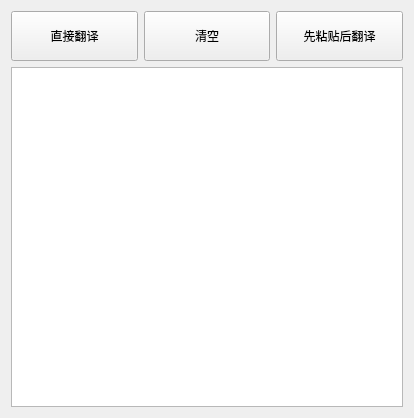
Before: the Qt Designer form UI_pdf_translate.ui in rocvfx/pdf_translate, drawn with Qt 5.
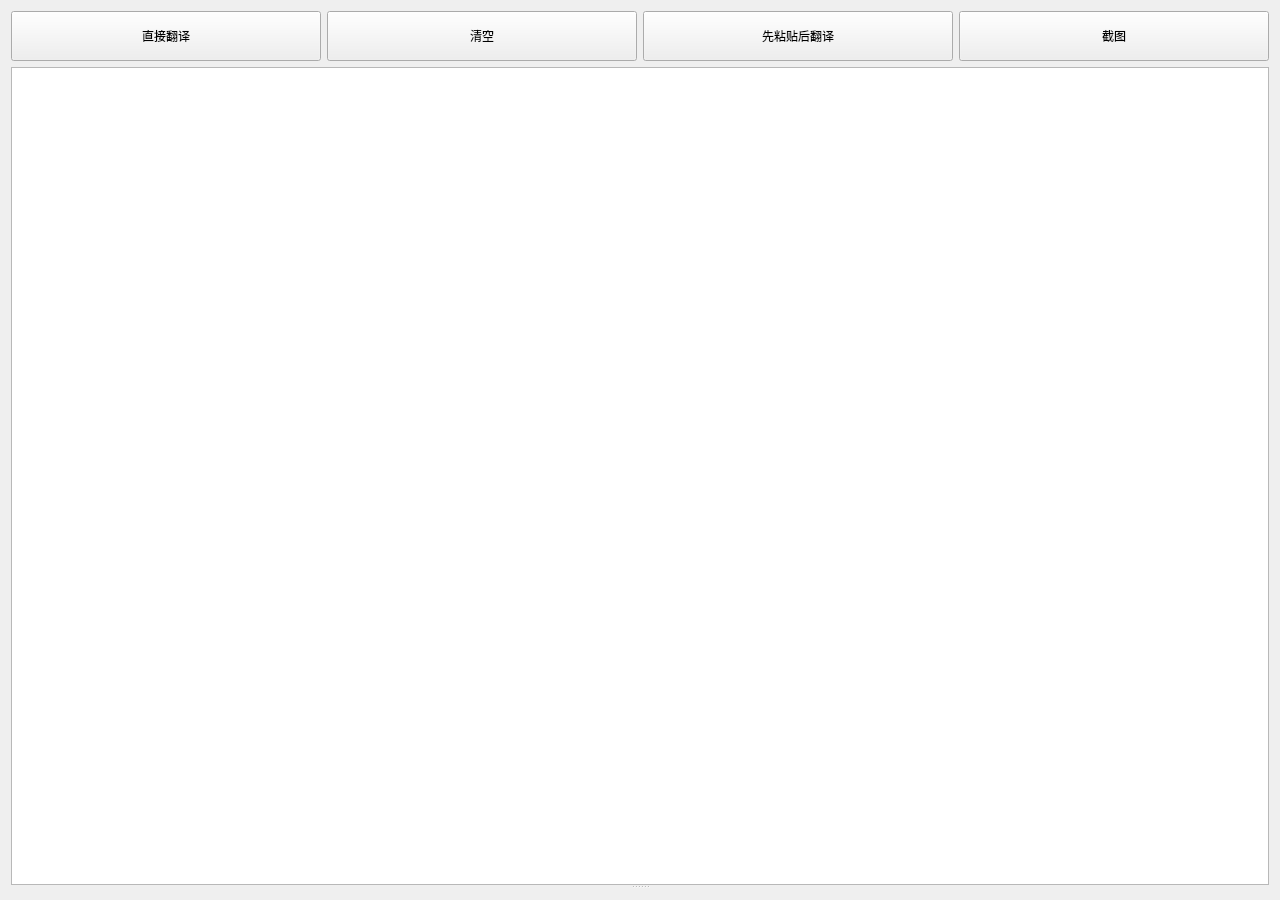
After: the same form once the commit is applied.

Commit message: 增加公式识别，增加截图功能

Patch:
```diff
--- a/UI_pdf_translate.ui
+++ b/UI_pdf_translate.ui
@@ -6,8 +6,8 @@
    <rect>
     <x>0</x>
     <y>0</y>
-    <width>414</width>
-    <height>418</height>
+    <width>1280</width>
+    <height>900</height>
    </rect>
   </property>
   <property name="windowTitle">
@@ -15,6 +15,11 @@
   </property>
   <layout class="QVBoxLayout" name="verticalLayout_2">
    <item>
+    <widget class="QSplitter" name="splitter">
+     <property name="orientation">
+      <enum>Qt::Vertical</enum>
+     </property>
+     <widget class="QWidget" name="">
     <layout class="QVBoxLayout" name="verticalLayout">
      <item>
       <layout class="QHBoxLayout" name="horizontalLayout">
@@ -57,6 +62,19 @@
          </property>
         </widget>
        </item>
+         <item>
+          <widget class="QPushButton" name="pushButton_screenshot">
+           <property name="minimumSize">
+            <size>
+             <width>0</width>
+             <height>50</height>
+            </size>
+           </property>
+           <property name="text">
+            <string>截图</string>
+           </property>
+          </widget>
+         </item>
       </layout>
      </item>
      <item>
@@ -70,6 +88,19 @@
       </widget>
      </item>
     </layout>
+     </widget>
+     <widget class="QWidget" name="widget" native="true">
+      <property name="enabled">
+       <bool>false</bool>
+      </property>
+      <property name="maximumSize">
+       <size>
+        <width>16777215</width>
+        <height>0</height>
+       </size>
+      </property>
+     </widget>
+    </widget>
    </item>
   </layout>
  </widget>
```
Lines whose indentation alone changed are shown as unchanged. The commit also changes 2 other files.
